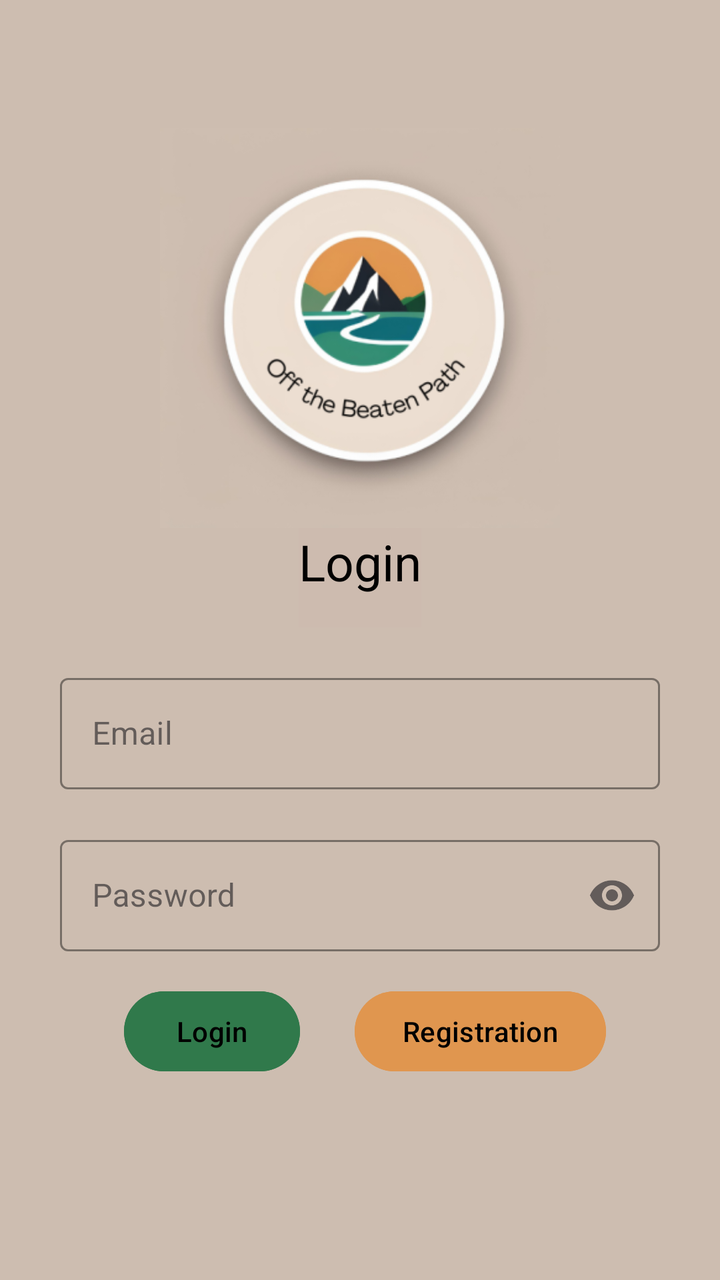
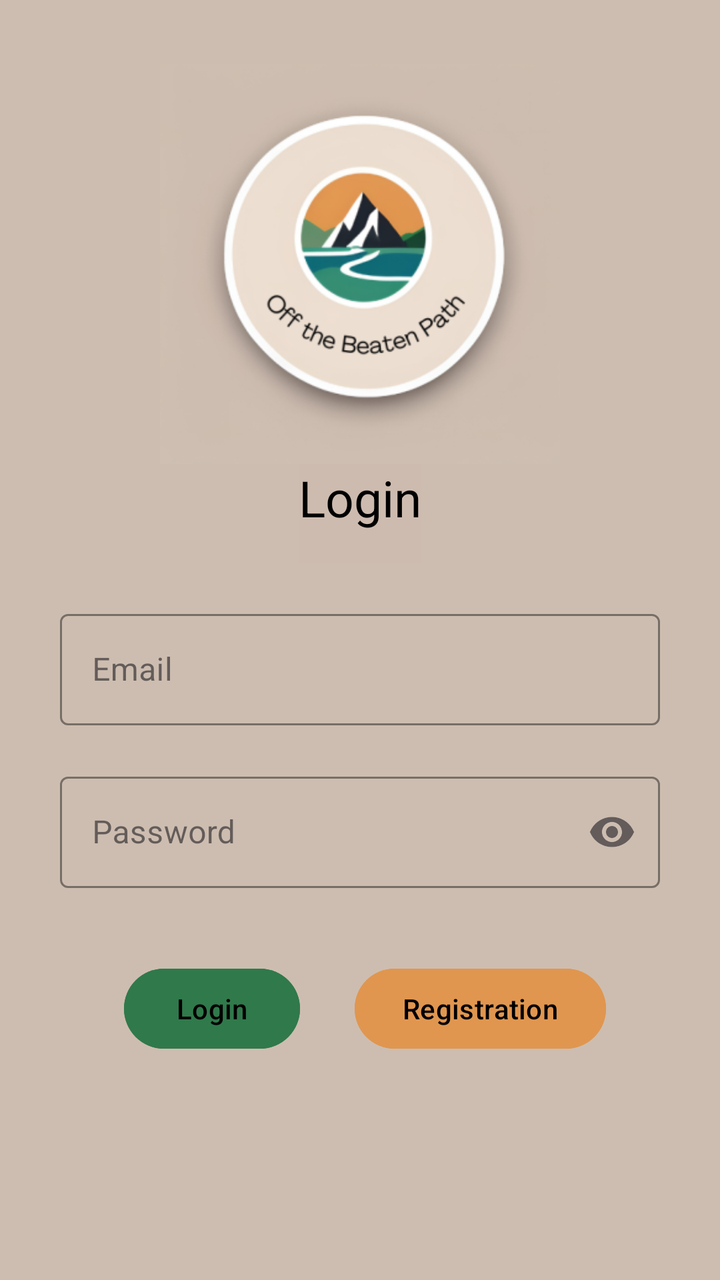

Two renders of the same Android screen: before a commit and after it. Below are the layout's source before the change and the commit's diff.
<!-- AndroidManifest.xml: application theme Theme.OffTheBeatenPath -->
<!-- res/layout/activity_login.xml -->
<?xml version="1.0" encoding="utf-8"?>
<androidx.constraintlayout.widget.ConstraintLayout xmlns:android="http://schemas.android.com/apk/res/android"
    xmlns:app="http://schemas.android.com/apk/res-auto"
    xmlns:tools="http://schemas.android.com/tools"
    android:id="@+id/login"
    android:layout_width="match_parent"
    android:layout_height="match_parent"
    android:background="#CDBDB0"
    tools:context=".LoginActivity">

    <ImageView
        android:id="@+id/logoImageView"
        android:layout_width="200dp"
        android:layout_height="200dp"
        android:src="@mipmap/ic_launcher_foreground"
        app:layout_constraintEnd_toEndOf="parent"
        app:layout_constraintStart_toStartOf="parent"
        app:layout_constraintTop_toBottomOf="@id/guideLine" />

    <androidx.constraintlayout.widget.Guideline
        android:id="@+id/guideLine"
        android:layout_width="wrap_content"
        android:layout_height="wrap_content"
        android:orientation="horizontal"
        app:layout_constraintGuide_percent="0.1" />

    <TextView
        android:id="@+id/loginTextView"
        android:layout_width="wrap_content"
        android:layout_height="wrap_content"
        android:background="@color/darker_brown"
        android:paddingBottom="16dp"
        android:text="@string/login"
        android:textColor="@color/black"
        android:textSize="25sp"
        app:layout_constraintEnd_toEndOf="parent"
        app:layout_constraintStart_toStartOf="parent"
        app:layout_constraintTop_toBottomOf="@id/logoImageView" />

    <com.google.android.material.textfield.TextInputLayout
        android:id="@+id/emailEditText"
        style="@style/Widget.MaterialComponents.TextInputLayout.OutlinedBox"
        android:layout_width="300dp"
        android:layout_height="wrap_content"
        android:layout_marginTop="20dp"
        android:hint="@string/email"
        app:boxStrokeColor="@color/greenis"
        app:hintTextColor="@color/greenis"
        app:cursorColor="@color/greenis"
        app:layout_constraintEnd_toEndOf="@id/logoImageView"
        app:layout_constraintStart_toStartOf="@id/logoImageView"
        app:layout_constraintTop_toBottomOf="@id/loginTextView">

        <com.google.android.material.textfield.TextInputEditText
            android:layout_width="match_parent"
            android:layout_height="wrap_content" />

    </com.google.android.material.textfield.TextInputLayout>


    <com.google.android.material.textfield.TextInputLayout
        android:id="@+id/passwordEditText"
        style="@style/Widget.MaterialComponents.TextInputLayout.OutlinedBox"
        android:layout_width="300dp"
        android:layout_height="wrap_content"
        android:layout_marginTop="20dp"
        android:hint="@string/password"
        app:boxStrokeColor="@color/greenis"
        app:hintTextColor="@color/greenis"
        app:cursorColor="@color/greenis"
        app:endIconMode="password_toggle"
        app:layout_constraintEnd_toEndOf="@id/logoImageView"
        app:layout_constraintStart_toStartOf="@id/logoImageView"
        app:layout_constraintTop_toBottomOf="@id/emailEditText">

        <com.google.android.material.textfield.TextInputEditText
            android:layout_width="match_parent"
            android:layout_height="wrap_content"
            android:inputType="textPassword"/>

    </com.google.android.material.textfield.TextInputLayout>

    <Button
        android:id="@+id/loginButton"
        android:layout_width="wrap_content"
        android:layout_height="wrap_content"
        android:layout_marginStart="32dp"
        android:layout_marginTop="16dp"
        android:backgroundTint="@color/green"
        android:text="@string/login"
        android:textColor="@color/black"
        app:layout_constraintStart_toStartOf="@id/passwordEditText"
        app:layout_constraintTop_toBottomOf="@id/passwordEditText" />

    <Button
        android:id="@+id/registerButton"
        android:layout_width="wrap_content"
        android:layout_height="wrap_content"
        android:layout_marginTop="16dp"
        android:backgroundTint="@color/orange"
        android:text="@string/registration"
        android:textColor="@color/black"
        app:layout_constraintEnd_toEndOf="@id/passwordEditText"
        app:layout_constraintStart_toEndOf="@id/loginButton"
        app:layout_constraintTop_toBottomOf="@id/passwordEditText" />

</androidx.constraintlayout.widget.ConstraintLayout>
<!-- resources referenced by this layout -->
<resources>
  <color name="black">#FF000000</color>
  <color name="darker_brown">#CDBBAF</color>
  <color name="green">#30794B</color>
  <color name="greenis">#358D74</color>
  <color name="orange">#E0964F</color>
  <!-- mipmap ic_launcher_foreground (drawable) -->
  <vector xmlns:android="http://schemas.android.com/apk/res/android"
      xmlns:aapt="http://schemas.android.com/aapt"
      android:width="108dp"
      android:height="108dp"
      android:viewportWidth="108"
      android:viewportHeight="108">
      <path android:pathData="M31,63.928c0,0 6.4,-11 12.1,-13.1c7.2,-2.6 26,-1.4 26,-1.4l38.1,38.1L107,108.928l-32,-1L31,63.928z">
          <aapt:attr name="android:fillColor">
              <gradient
                  android:endX="85.84757"
                  android:endY="92.4963"
                  android:startX="42.9492"
                  android:startY="49.59793"
                  android:type="linear">
                  <item
                      android:color="#44000000"
                      android:offset="0.0" />
                  <item
                      android:color="#00000000"
                      android:offset="1.0" />
              </gradient>
          </aapt:attr>
      </path>
      <path
          android:fillColor="#FFFFFF"
          android:fillType="nonZero"
          android:pathData="M65.3,45.828l3.8,-6.6c0.2,-0.4 0.1,-0.9 -0.3,-1.1c-0.4,-0.2 -0.9,-0.1 -1.1,0.3l-3.9,6.7c-6.3,-2.8 -13.4,-2.8 -19.7,0l-3.9,-6.7c-0.2,-0.4 -0.7,-0.5 -1.1,-0.3C38.8,38.328 38.7,38.828 38.9,39.228l3.8,6.6C36.2,49.428 31.7,56.028 31,63.928h46C76.3,56.028 71.8,49.428 65.3,45.828zM43.4,57.328c-0.8,0 -1.5,-0.5 -1.8,-1.2c-0.3,-0.7 -0.1,-1.5 0.4,-2.1c0.5,-0.5 1.4,-0.7 2.1,-0.4c0.7,0.3 1.2,1 1.2,1.8C45.3,56.528 44.5,57.328 43.4,57.328L43.4,57.328zM64.6,57.328c-0.8,0 -1.5,-0.5 -1.8,-1.2s-0.1,-1.5 0.4,-2.1c0.5,-0.5 1.4,-0.7 2.1,-0.4c0.7,0.3 1.2,1 1.2,1.8C66.5,56.528 65.6,57.328 64.6,57.328L64.6,57.328z"
          android:strokeWidth="1"
          android:strokeColor="#00000000" />
  </vector>
  <string name="email">Email</string>
  <string name="login">Login</string>
  <string name="password">Password</string>
  <string name="registration">Registration</string>
  <style name="Theme.OffTheBeatenPath" parent="Base.Theme.OffTheBeatenPath" />
  <style name="Base.Theme.OffTheBeatenPath" parent="Theme.Material3.DayNight.NoActionBar">
          
          
      </style>
</resources>

<!-- the commit's change to res/layout/activity_login.xml (unified diff, before → after) -->
@@ -22,7 +22,7 @@
         android:layout_width="wrap_content"
         android:layout_height="wrap_content"
         android:orientation="horizontal"
-        app:layout_constraintGuide_percent="0.1" />
+        app:layout_constraintGuide_percent="0.05" />
 
     <TextView
         android:id="@+id/loginTextView"
@@ -38,7 +38,7 @@
         app:layout_constraintTop_toBottomOf="@id/logoImageView" />
 
     <com.google.android.material.textfield.TextInputLayout
-        android:id="@+id/emailEditText"
+        android:id="@+id/loginEmailEditText"
         style="@style/Widget.MaterialComponents.TextInputLayout.OutlinedBox"
         android:layout_width="300dp"
         android:layout_height="wrap_content"
@@ -49,7 +49,8 @@
         app:cursorColor="@color/greenis"
         app:layout_constraintEnd_toEndOf="@id/logoImageView"
         app:layout_constraintStart_toStartOf="@id/logoImageView"
-        app:layout_constraintTop_toBottomOf="@id/loginTextView">
+        app:layout_constraintTop_toBottomOf="@id/loginTextView"
+        app:errorEnabled="true">
 
         <com.google.android.material.textfield.TextInputEditText
             android:layout_width="match_parent"
@@ -59,11 +60,10 @@
 
 
     <com.google.android.material.textfield.TextInputLayout
-        android:id="@+id/passwordEditText"
+        android:id="@+id/loginPasswordEditText"
         style="@style/Widget.MaterialComponents.TextInputLayout.OutlinedBox"
         android:layout_width="300dp"
         android:layout_height="wrap_content"
-        android:layout_marginTop="20dp"
         android:hint="@string/password"
         app:boxStrokeColor="@color/greenis"
         app:hintTextColor="@color/greenis"
@@ -71,7 +71,8 @@
         app:endIconMode="password_toggle"
         app:layout_constraintEnd_toEndOf="@id/logoImageView"
         app:layout_constraintStart_toStartOf="@id/logoImageView"
-        app:layout_constraintTop_toBottomOf="@id/emailEditText">
+        app:layout_constraintTop_toBottomOf="@id/loginEmailEditText"
+        app:errorEnabled="true">
 
         <com.google.android.material.textfield.TextInputEditText
             android:layout_width="match_parent"
@@ -79,6 +80,7 @@
             android:inputType="textPassword"/>
 
     </com.google.android.material.textfield.TextInputLayout>
+
 
     <Button
         android:id="@+id/loginButton"
@@ -89,8 +91,8 @@
         android:backgroundTint="@color/green"
         android:text="@string/login"
         android:textColor="@color/black"
-        app:layout_constraintStart_toStartOf="@id/passwordEditText"
-        app:layout_constraintTop_toBottomOf="@id/passwordEditText" />
+        app:layout_constraintStart_toStartOf="@id/loginPasswordEditText"
+        app:layout_constraintTop_toBottomOf="@id/loginPasswordEditText" />
 
     <Button
         android:id="@+id/registerButton"
@@ -100,8 +102,8 @@
         android:backgroundTint="@color/orange"
         android:text="@string/registration"
         android:textColor="@color/black"
-        app:layout_constraintEnd_toEndOf="@id/passwordEditText"
+        app:layout_constraintEnd_toEndOf="@id/loginPasswordEditText"
         app:layout_constraintStart_toEndOf="@id/loginButton"
-        app:layout_constraintTop_toBottomOf="@id/passwordEditText" />
+        app:layout_constraintTop_toBottomOf="@id/loginPasswordEditText" />
 
 </androidx.constraintlayout.widget.ConstraintLayout>
